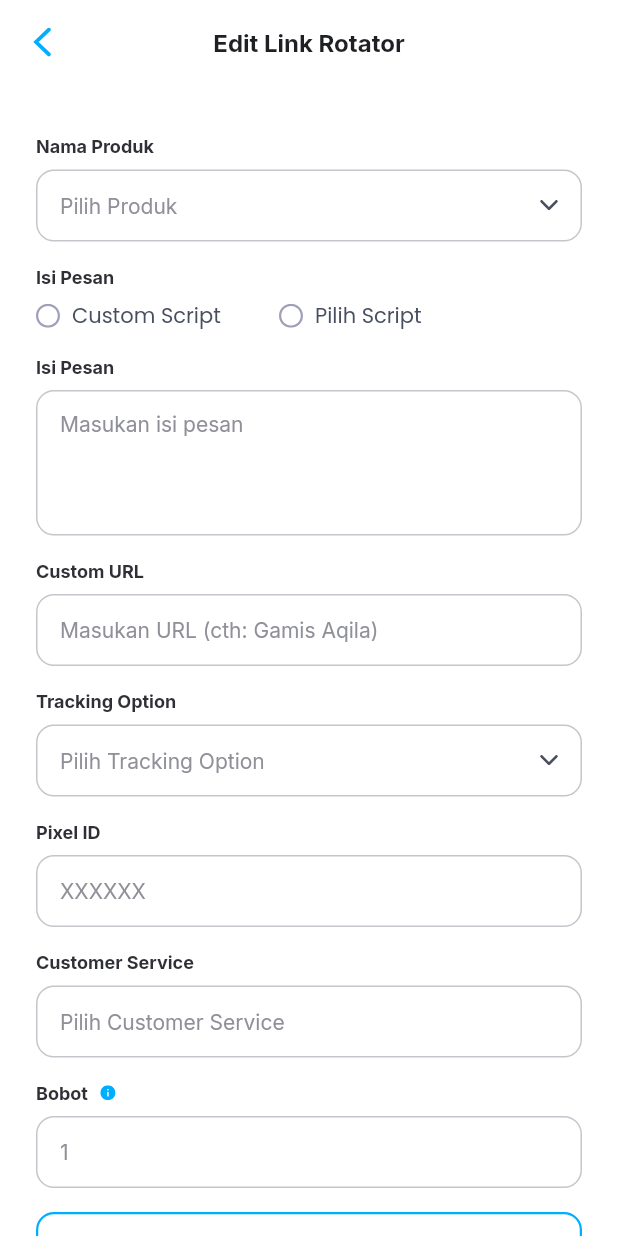
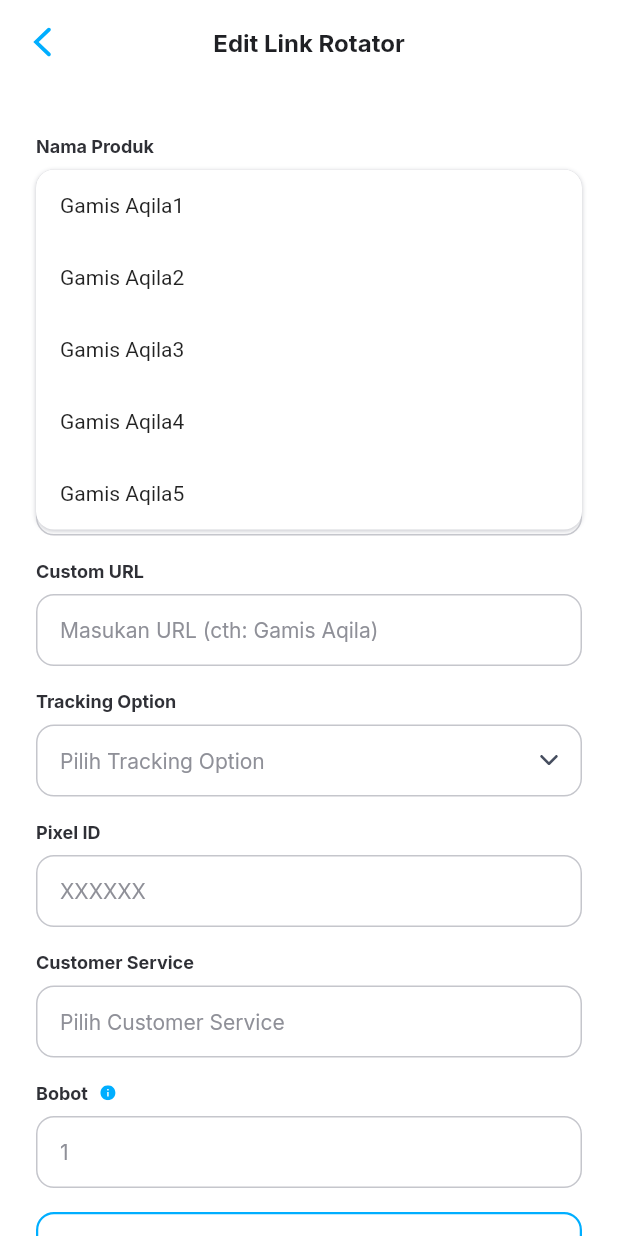
Before and after one commit to ezizull/StartADS, a Flutter app: the RotatorAddCustomScript screen opened directly with empty values, after a tap on "Pilih Produk", on a phone screen of 412 x 824 dp. Run offline on Flutter 3.47's test engine with Material 2 defaults, Android fonts, the phone set to English and light mode, and no system bars; our stand-ins replace bloc, equatable, flutter_bloc, flutter_dotenv, flutter_svg, google_fonts and 1 more; statements that could not run were skipped.

Commit message:
ADD: dialog add rotator

```diff
--- a/lib/ui/screens/rotator_cs_add/component/rotator_add_custom_script.dart
+++ b/lib/ui/screens/rotator_cs_add/component/rotator_add_custom_script.dart
@@ -366,10 +366,24 @@ class _RotatorAddCustomScriptState extends State<RotatorAddCustomScript> {
                   ],
                 ),
 
+                // Tambah Produk Dialog
+                DialogApp(
+                    popup: showDialog == Produk,
+                    top: 23,
+                    borderRadius: BorderRadius.circular(12),
+                    boxShadow: const BoxShadow(
+                        color: AppColor.grey_C5C6CC,
+                        blurRadius: 2,
+                        offset: Offset(0, 1)),
+                    children: [
+                      ...ListProduct.map((value) => RotatorDialogItem(value))
+                    ]),
+
                 // Pilih Tracking Option
                 DialogApp(
-                  top: customURL != '' ? 402 : 417,
+                  top: customURL != '' ? 394 : 417,
                   popup: showDialog == Track,
+                  borderRadius: BorderRadius.circular(12),
                   children: [
                     ...ListProduct.map((value) => RotatorDialogItem(value))
                   ],
@@ -379,6 +393,7 @@ class _RotatorAddCustomScriptState extends State<RotatorAddCustomScript> {
                 DialogApp(
                   top: grubDialog,
                   popup: showDialog == GroubPel,
+                  borderRadius: BorderRadius.circular(12),
                   children: [
                     ...ListProduct.map((value) => RotatorDialogItem(value))
                   ],
```
